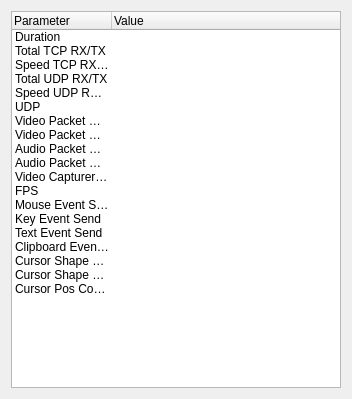
dchapyshev/aspia, file source/client/desktop/desktop/statistics_dialog.ui: the form before one commit.
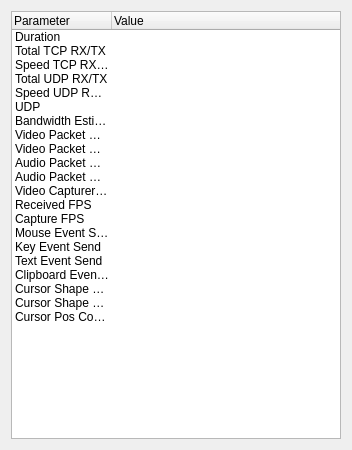
The form after the commit.

Commit message: Added metrics for bandwidth and FPS.

The edit to the form file:
```diff
--- a/source/client/desktop/desktop/statistics_dialog.ui
+++ b/source/client/desktop/desktop/statistics_dialog.ui
@@ -7,7 +7,7 @@
     <x>0</x>
     <y>0</y>
     <width>352</width>
-    <height>399</height>
+    <height>450</height>
    </rect>
   </property>
   <property name="windowTitle">
@@ -71,6 +71,11 @@
        <string notr="true">UDP</string>
       </property>
      </item>
+     <item>
+      <property name="text">
+       <string notr="true">Bandwidth Estimate</string>
+      </property>
+     </item>
      <item>
       <property name="text">
        <string notr="true">Video Packet Count</string>
@@ -98,7 +103,12 @@
      </item>
      <item>
       <property name="text">
-       <string notr="true">FPS</string>
+       <string notr="true">Received FPS</string>
+      </property>
+     </item>
+     <item>
+      <property name="text">
+       <string notr="true">Capture FPS</string>
       </property>
      </item>
      <item>
```
The commit also changes 12 other files.
